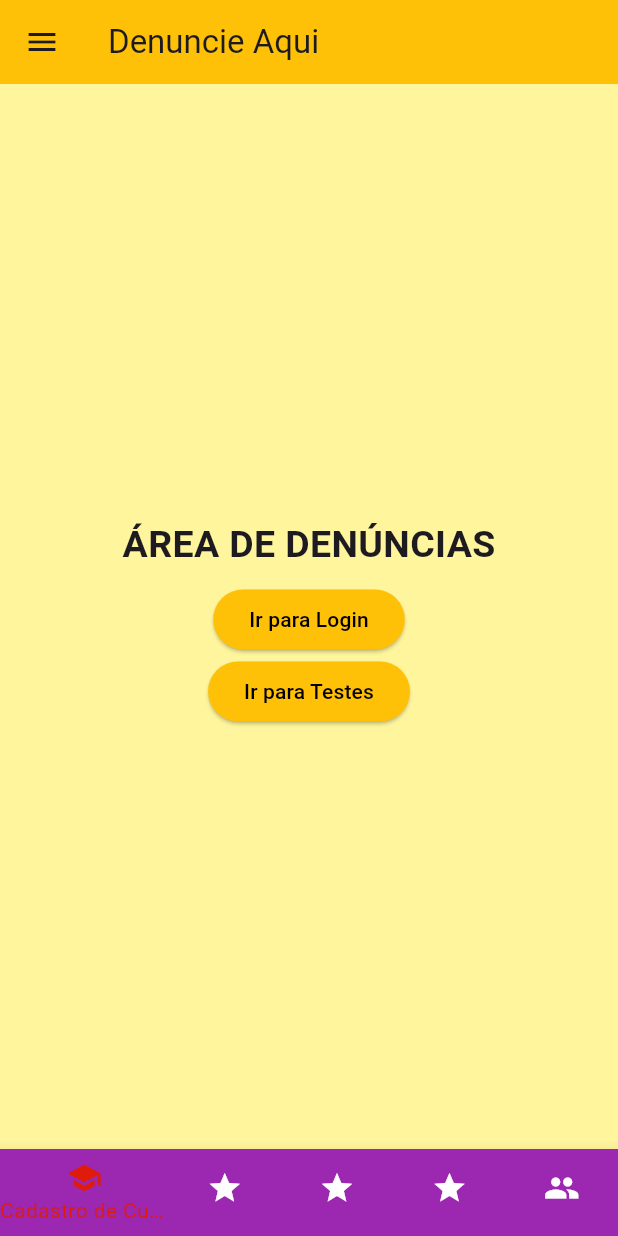
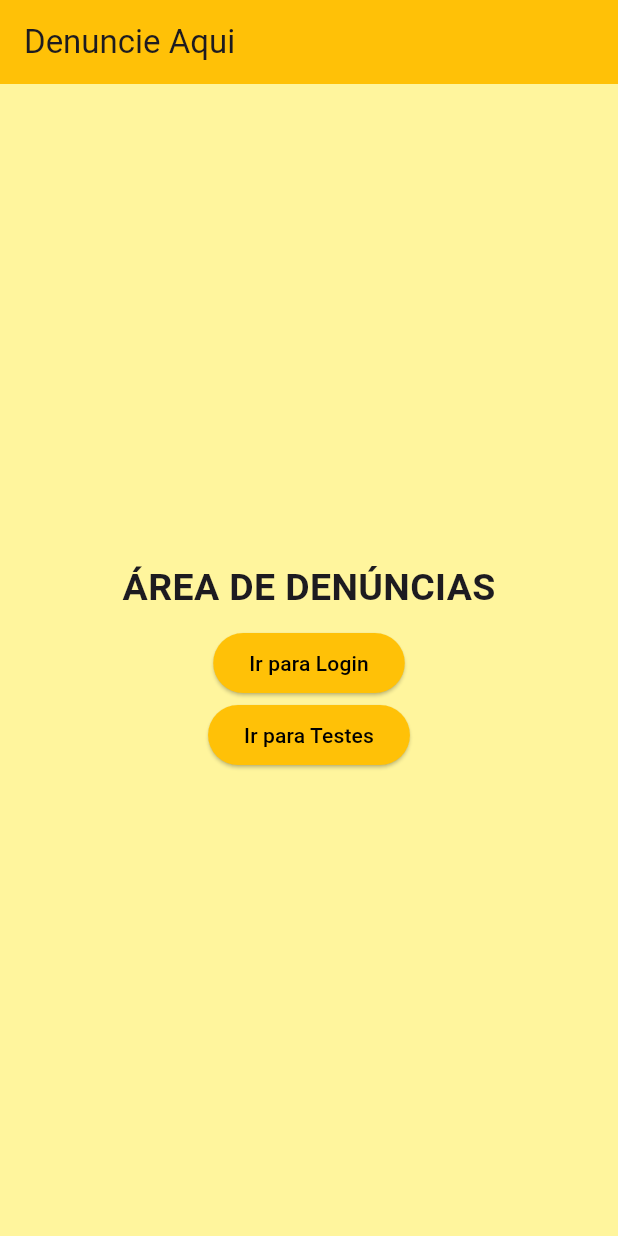
Before and after one commit to JoaoSoter/volante, a Flutter app: the screen it shows once a user with an empty profile is signed in, on a phone screen of 412 x 824 dp. Run offline on Flutter 3.47's test engine with Material 3 defaults, Android fonts, the phone set to English and light mode, and no system bars; our stand-ins replace firebase_auth, firebase_core, google_fonts, image_picker; accounts and stored records are empty.

Commit message:
08/03/2024 - REMOÇÃO DE ARQUIVOS OBSOLETOS

```diff
--- a/lib/components/auxs/bottom_homepage_bar.dart
+++ /dev/null
@@ -1,39 +0,0 @@
-import 'package:flutter/material.dart';
-
-class BottomHomepageBar extends StatelessWidget {
-  const BottomHomepageBar({super.key});
-
-  @override
-  Widget build(BuildContext context) {
-    return BottomNavigationBar(
-      // onTap: _selectScreen,
-      backgroundColor: Theme.of(context).colorScheme.primary,
-      unselectedItemColor: Colors.white,
-      selectedItemColor: Theme.of(context).colorScheme.secondary,
-      // currentIndex: _selectedScreenIndex,
-      type: BottomNavigationBarType.shifting,
-      items: [
-        BottomNavigationBarItem(
-            backgroundColor: Theme.of(context).colorScheme.primary,
-            icon: const Icon(Icons.school),
-            label: 'Cadastro de Curso'),
-        BottomNavigationBarItem(
-            backgroundColor: Theme.of(context).colorScheme.primary,
-            icon: const Icon(Icons.star),
-            label: 'Cursos Online'),
-        BottomNavigationBarItem(
-            backgroundColor: Theme.of(context).colorScheme.primary,
-            icon: const Icon(Icons.star),
-            label: 'Vagas Empregos'),
-        BottomNavigationBarItem(
-            backgroundColor: Theme.of(context).colorScheme.primary,
-            icon: const Icon(Icons.star),
-            label: 'Passe Livre'),
-        BottomNavigationBarItem(
-            backgroundColor: Theme.of(context).colorScheme.primary,
-            icon: const Icon(Icons.group),
-            label: 'Sobre'),
-      ],
-    );
-  }
-}
--- a/lib/main.dart
+++ b/lib/main.dart
@@ -6,7 +6,6 @@ import 'package:volante/screens/authentication/auth_or_app_screen.dart';
 import 'package:volante/screens/authentication/auth_screen.dart';
 //import 'package:volante/screens/splash/loading_screen.dart';
 import 'package:volante/screens/denuncie_aqui.dart';
-import 'package:volante/screens/settings_screen.dart';
 import 'package:volante/screens/test_screen.dart';
 import 'package:google_fonts/google_fonts.dart';
 import './utils/app_routes.dart';
@@ -51,7 +50,6 @@ class MyApp extends StatelessWidget {
       routes: {
         'denuncie-aqui': (_) => const DenuncieAqui(),
         'test-screen': (_) => const TestScreen(),
-        'settings-screen': (_) => const SettingsScreen(),
         'auth-or-app': (_) => const AuthOrAppScreen(),
         // add more routes as needed
       },
--- a/lib/screens/denuncie_aqui.dart
+++ b/lib/screens/denuncie_aqui.dart
@@ -1,8 +1,7 @@
 // ignore_for_file: prefer_const_constructors
 
 import 'package:flutter/material.dart';
-import 'package:volante/components/auxs/bottom_homepage_bar.dart';
-import 'package:volante/components/auxs/homepage_drawer.dart';
+
 import 'package:volante/core/services/auth/auth_firebase_service.dart';
 import 'package:volante/utils/app_routes.dart';
 
@@ -16,7 +15,6 @@ class DenuncieAqui extends StatelessWidget {
         appBar: AppBar(
           title: const Text('Denuncie Aqui'),
         ),
-        bottomNavigationBar: BottomHomepageBar(),
         body: Center(
           child: Column(
             mainAxisAlignment: MainAxisAlignment.center,
@@ -49,7 +47,6 @@ class DenuncieAqui extends StatelessWidget {
             ],
           ),
         ),
-        drawer: HomepageDrawer(),
       ),
     );
   }
```
Also changed, not shown: lib/components/auxs/homepage_drawer.dart (deleted, +0 -59 lines), lib/screens/homepage.dart (deleted, +0 -40 lines), lib/screens/settings_screen.dart (deleted, +0 -22 lines).
